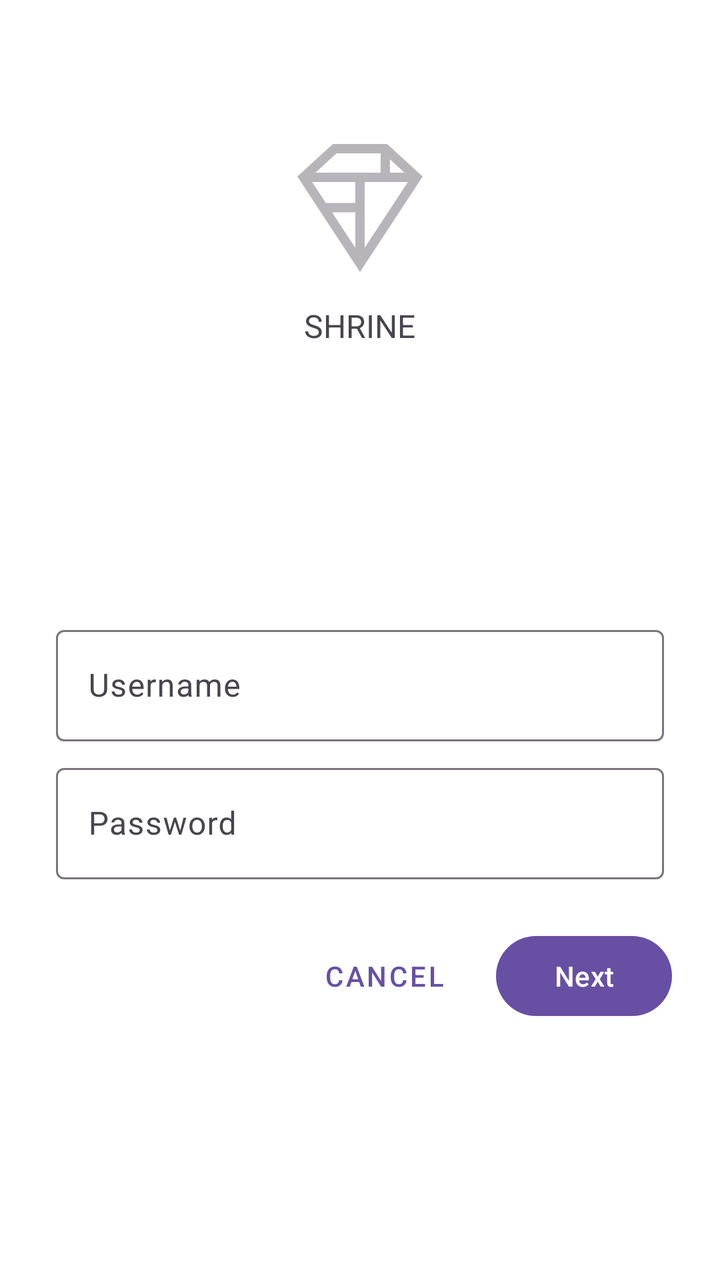
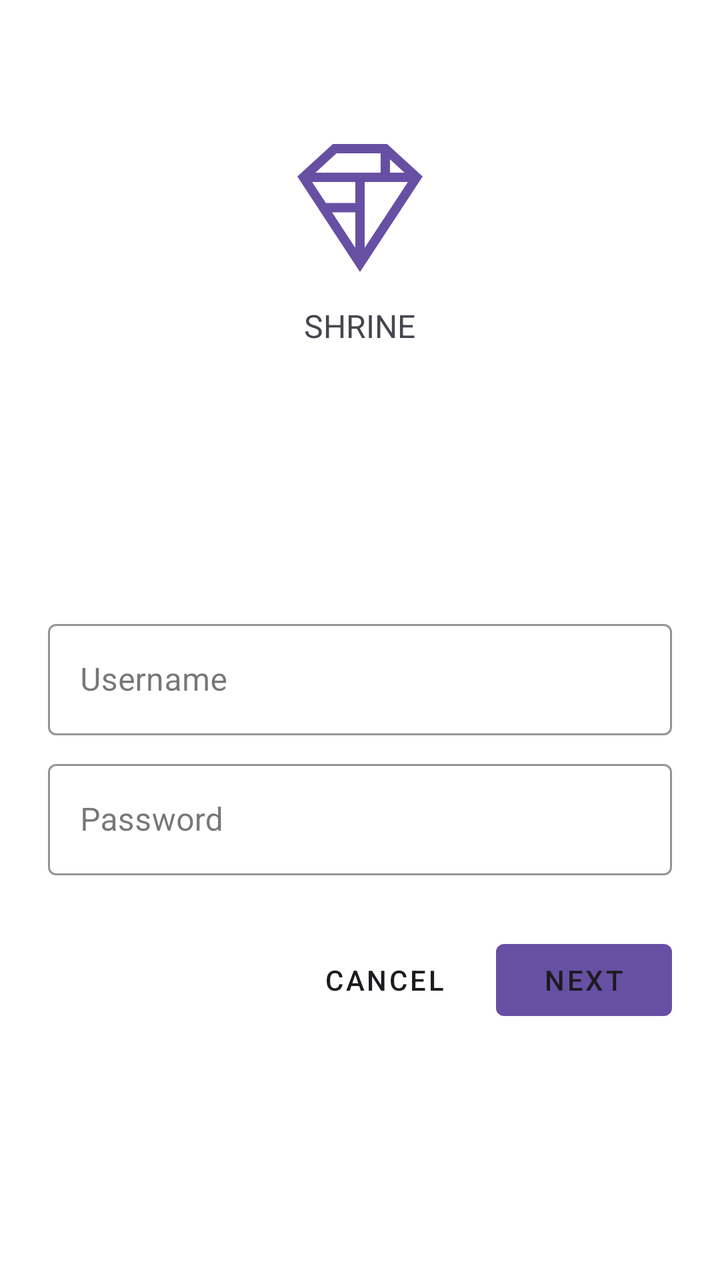

Before-and-after screenshots of an Android layout around one commit, followed by the original layout XML and the change that was made.
<!-- AndroidManifest.xml: application theme Theme.Shrine -->
<!-- res/layout/shr_login_fragment.xml -->
<?xml version="1.0" encoding="utf-8"?>
<ScrollView xmlns:android="http://schemas.android.com/apk/res/android"
    xmlns:app="http://schemas.android.com/apk/res-auto"
    xmlns:tools="http://schemas.android.com/tools"
    android:layout_width="match_parent"
    android:layout_height="match_parent"
    android:background="@color/loginPageBackgroundColor"
    tools:context=".LoginFragment">

    <LinearLayout
        android:layout_width="match_parent"
        android:layout_height="wrap_content"
        android:clipChildren="false"
        android:clipToPadding="false"
        android:orientation="vertical"
        android:padding="24dp"
        android:paddingTop="16dp">

        <ImageView
            android:layout_width="64dp"
            android:layout_height="64dp"
            android:layout_gravity="center_horizontal"
            android:layout_marginTop="48dp"
            android:layout_marginBottom="16dp"
            app:srcCompat="@drawable/shr_logo"
            android:contentDescription="@string/shr_logo_content_description"  />

        <TextView
            android:layout_width="wrap_content"
            android:layout_height="wrap_content"
            android:layout_gravity="center_horizontal"
            android:layout_marginBottom="132dp"
            android:text="@string/shr_app_name"
            android:textAllCaps="true"
            android:textSize="16sp" />

        
        <com.google.android.material.textfield.TextInputLayout
            android:layout_width="match_parent"
            android:layout_height="wrap_content"
            android:layout_margin="4dp"
            android:hint="@string/shr_hint_username">

            <com.google.android.material.textfield.TextInputEditText
                android:layout_width="match_parent"
                android:layout_height="wrap_content" />
        </com.google.android.material.textfield.TextInputLayout>

        <com.google.android.material.textfield.TextInputLayout
            android:id="@+id/password_text_input"
            android:layout_width="match_parent"
            android:layout_height="wrap_content"
            android:layout_margin="4dp"
            android:hint="@string/shr_hint_password"
            app:errorEnabled="true">

            <com.google.android.material.textfield.TextInputEditText
                android:id="@+id/password_edit_text"
                android:layout_width="match_parent"
                android:layout_height="wrap_content"
                android:inputType="textPassword" />
        </com.google.android.material.textfield.TextInputLayout>


        
        <RelativeLayout
            android:layout_width="match_parent"
            android:layout_height="wrap_content">

            <com.google.android.material.button.MaterialButton
                android:id="@+id/next_button"
                android:layout_width="wrap_content"
                android:layout_height="wrap_content"
                android:layout_alignParentEnd="true"
                android:layout_alignParentRight="true"
                android:text="@string/shr_button_next" />

            <com.google.android.material.button.MaterialButton
                android:id="@+id/cancel_button"
                style="@style/Widget.MaterialComponents.Button.TextButton"
                android:layout_width="wrap_content"
                android:layout_height="wrap_content"
                android:layout_marginEnd="12dp"
                android:layout_marginRight="12dp"
                android:layout_toStartOf="@id/next_button"
                android:layout_toLeftOf="@id/next_button"
                android:text="@string/shr_button_cancel" />

        </RelativeLayout>


    </LinearLayout>
</ScrollView>
<!-- resources referenced by this layout -->
<resources>
  <color name="loginPageBackgroundColor">#FFFFFF</color>
  <!-- drawable shr_logo (drawable) -->
  <vector xmlns:android="http://schemas.android.com/apk/res/android"
      android:width="149dp"
      android:height="152dp"
      android:tint="?attr/colorControlNormal"
      android:viewportWidth="149"
      android:viewportHeight="152">
      <path
          android:fillAlpha="0.4"
          android:fillColor="#DADCE0"
          android:fillType="evenOdd"
          android:pathData="M42.262,0L0,38.653L74.489,151.994L148.977,38.653L106.723,0M46.568,11.11L21.554,33.998L99.007,33.998L99.007,11.11L46.568,11.11ZM110.125,18.174L110.125,33.998L127.416,33.998L110.125,18.174ZM80.048,45.116L80.048,123.296L131.426,45.116L80.048,45.116ZM17.551,45.116L33.976,70.101L68.93,70.101L68.93,45.116L17.551,45.116ZM41.284,81.219L68.93,123.296L68.93,81.219L41.284,81.219Z"
          android:strokeWidth="1"
          android:strokeAlpha="0.4"
          android:strokeColor="#00000000" />
  </vector>
  <string name="shr_app_name">Shrine</string>
  <string name="shr_button_cancel">Cancel</string>
  <string name="shr_button_next">Next</string>
  <string name="shr_hint_password">Password</string>
  <string name="shr_hint_username">Username</string>
  <string name="shr_logo_content_description">Shrine Logo</string>
  <style name="Theme.Shrine" parent="Base.Theme.Shrine" />
  <style name="Base.Theme.Shrine" parent="Theme.Material3.DayNight.NoActionBar">
          
          
      </style>
</resources>

<!-- the commit's change to res/layout/shr_login_fragment.xml (unified diff, before → after) -->
@@ -23,7 +23,8 @@
             android:layout_marginTop="48dp"
             android:layout_marginBottom="16dp"
             app:srcCompat="@drawable/shr_logo"
-            android:contentDescription="@string/shr_logo_content_description"  />
+            app:tint="?android:attr/colorPrimary" />
+
 
         <TextView
             android:layout_width="wrap_content"
@@ -36,21 +37,23 @@
 
         
         <com.google.android.material.textfield.TextInputLayout
+            style="@style/Widget.Shrine.TextInputLayout"
             android:layout_width="match_parent"
             android:layout_height="wrap_content"
-            android:layout_margin="4dp"
             android:hint="@string/shr_hint_username">
 
             <com.google.android.material.textfield.TextInputEditText
                 android:layout_width="match_parent"
-                android:layout_height="wrap_content" />
+                android:layout_height="wrap_content"
+                android:inputType="text"
+                android:maxLines="1" />
         </com.google.android.material.textfield.TextInputLayout>
 
         <com.google.android.material.textfield.TextInputLayout
             android:id="@+id/password_text_input"
+            style="@style/Widget.Shrine.TextInputLayout"
             android:layout_width="match_parent"
             android:layout_height="wrap_content"
-            android:layout_margin="4dp"
             android:hint="@string/shr_hint_password"
             app:errorEnabled="true">
 
@@ -62,6 +65,7 @@
         </com.google.android.material.textfield.TextInputLayout>
 
 
+
         
         <RelativeLayout
             android:layout_width="match_parent"
@@ -69,6 +73,7 @@
 
             <com.google.android.material.button.MaterialButton
                 android:id="@+id/next_button"
+                style="@style/Widget.Shrine.Button"
                 android:layout_width="wrap_content"
                 android:layout_height="wrap_content"
                 android:layout_alignParentEnd="true"
@@ -77,7 +82,7 @@
 
             <com.google.android.material.button.MaterialButton
                 android:id="@+id/cancel_button"
-                style="@style/Widget.MaterialComponents.Button.TextButton"
+                style="@style/Widget.Shrine.Button.TextButton"
                 android:layout_width="wrap_content"
                 android:layout_height="wrap_content"
                 android:layout_marginEnd="12dp"
@@ -89,5 +94,7 @@
         </RelativeLayout>
 
 
+
+
     </LinearLayout>
 </ScrollView>
<!-- resource entries referenced after the edit -->
@@ -9,7 +9,7 @@
       android:viewportWidth="149"
       android:viewportHeight="152">
       <path
-          android:fillAlpha="0.4"
+          android:fillAlpha="1"
           android:fillColor="#DADCE0"
           android:fillType="evenOdd"
           android:pathData="M42.262,0L0,38.653L74.489,151.994L148.977,38.653L106.723,0M46.568,11.11L21.554,33.998L99.007,33.998L99.007,11.11L46.568,11.11ZM110.125,18.174L110.125,33.998L127.416,33.998L110.125,18.174ZM80.048,45.116L80.048,123.296L131.426,45.116L80.048,45.116ZM17.551,45.116L33.976,70.101L68.93,70.101L68.93,45.116L17.551,45.116ZM41.284,81.219L68.93,123.296L68.93,81.219L41.284,81.219Z"
@@ -22,11 +22,34 @@
   <string name="shr_button_next">Next</string>
   <string name="shr_hint_password">Password</string>
   <string name="shr_hint_username">Username</string>
-  <string name="shr_logo_content_description">Shrine Logo</string>
-  <style name="Theme.Shrine" parent="Base.Theme.Shrine" />
-  <style name="Base.Theme.Shrine" parent="Theme.Material3.DayNight.NoActionBar">
+  <style name="Widget.Shrine.Button" parent="Widget.MaterialComponents.Button">
+          <item name="android:textColor">?android:attr/textColorPrimary</item>
+          <item name="backgroundTint">?attr/colorPrimaryDark</item>
+      </style>
+  <style name="Widget.Shrine.Button.TextButton" parent="Widget.MaterialComponents.Button.TextButton">
+          <item name="android:textColor">?android:attr/textColorPrimary</item>
+      </style>
+  <style name="Widget.Shrine.TextInputLayout" parent="Widget.MaterialComponents.TextInputLayout.OutlinedBox">
+          <item name="hintTextAppearance">@style/TextAppearance.Shrine.TextInputLayout.HintText</item>
+          <item name="hintTextColor">@color/textColorPrimary</item>
+          <item name="android:paddingBottom">8dp</item>
+          <item name="boxStrokeColor">@color/textInputOutlineColor</item>
+      </style>
+  <style name="Theme.Shrine" parent="Theme.MaterialComponents.Light.NoActionBar">
           
-          
+          <item name="colorPrimary">@color/colorPrimary</item>
+          <item name="colorPrimaryDark">@color/colorPrimaryDark</item>
+          <item name="colorAccent">@color/colorAccent</item>
+          <item name="android:windowLightStatusBar" tools:targetApi="m">true</item>
+          <item name="android:textColorPrimary">@color/textColorPrimary</item>
       </style>
+  <style name="TextAppearance.Shrine.TextInputLayout.HintText" parent="TextAppearance.MaterialComponents.Subtitle2">
+          <item name="android:textColor">?android:attr/textColorPrimary</item>
+      </style>
+  <color name="textColorPrimary">#442C2E</color>
+  <color name="textInputOutlineColor">#FBB8AC</color>
+  <color name="colorPrimary">#E0E0E0</color>
+  <color name="colorPrimaryDark">#FBB8AC</color>
+  <color name="colorAccent">#FEDBD0</color>
 </resources>
 
